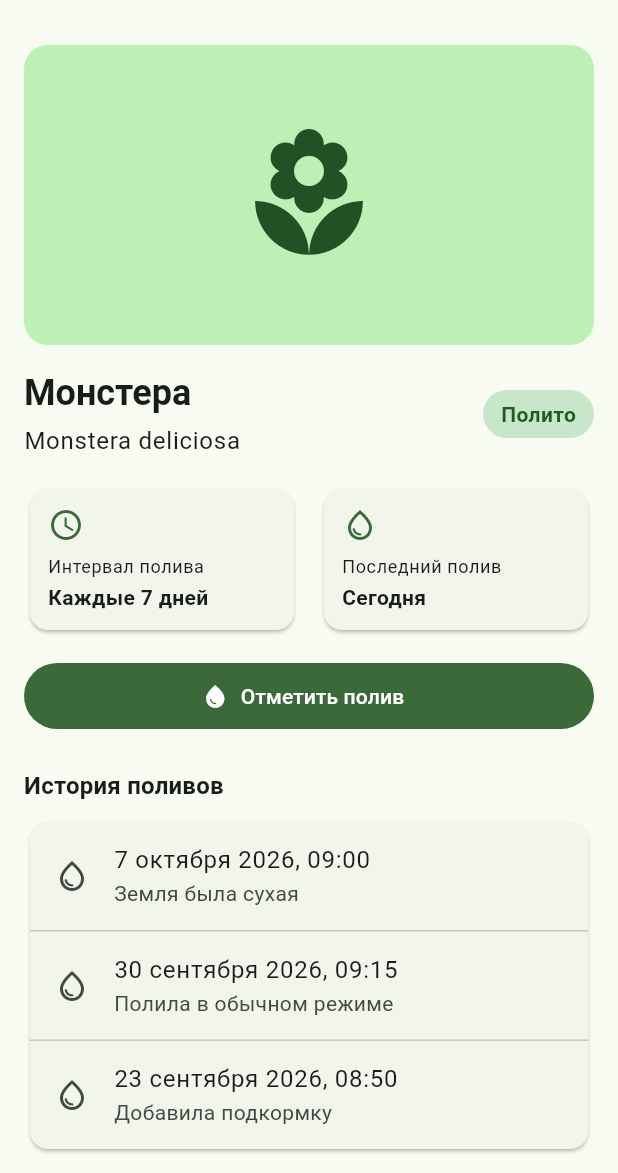
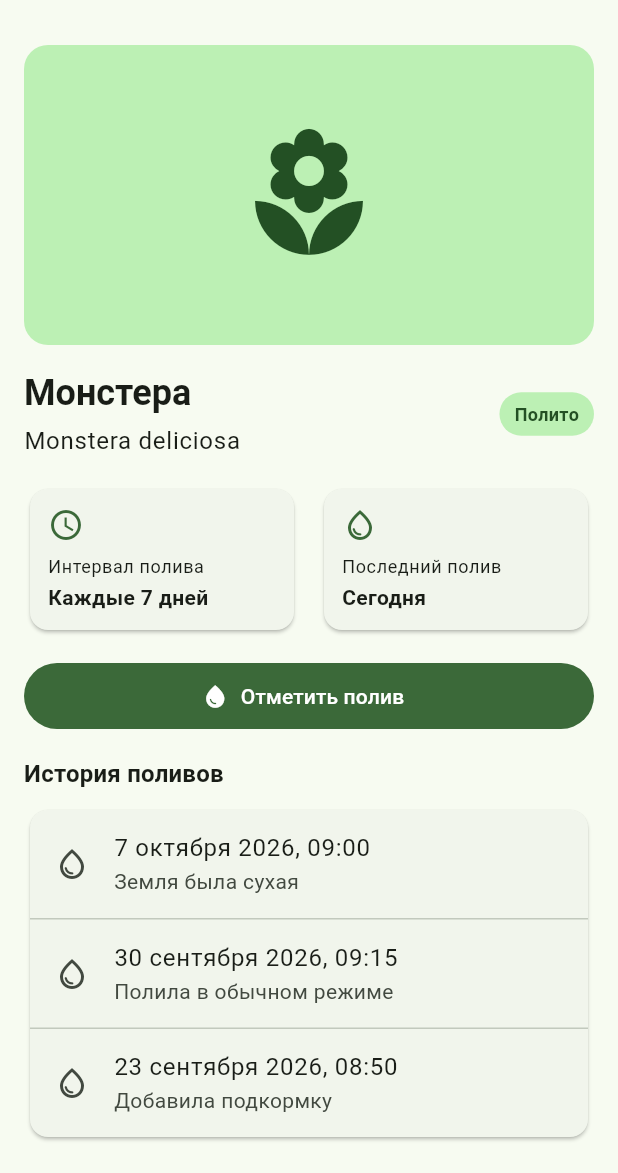
Before and after one commit to Serghei28/pam-project, a Flutter app: the PlantCardScreen screen opened directly, on a phone screen of 412 x 824 dp, the part 63-1236 px from its top. Run offline on Flutter 3.47's test engine with Material 3 defaults, Android fonts, the phone set to English and light mode, and no system bars.

Commit message:
Add reusable widgets: StatusBadge, SectionTitle, PlantCard

```diff
--- a/green_garden/lib/screens/plant_card_screen.dart
+++ b/green_garden/lib/screens/plant_card_screen.dart
@@ -1,4 +1,7 @@
 import 'package:flutter/material.dart';
+
+import '../widgets/section_title.dart';
+import '../widgets/status_badge.dart';
 import 'app_drawer.dart';
 
 class PlantCardScreen extends StatelessWidget {
@@ -18,6 +21,7 @@ class PlantCardScreen extends StatelessWidget {
           IconButton(
             icon: const Icon(Icons.edit_outlined),
             onPressed: () {
+              // Пока экран статический: кнопка ничего не делает
             },
           ),
         ],
@@ -25,6 +29,7 @@ class PlantCardScreen extends StatelessWidget {
       body: ListView(
         padding: const EdgeInsets.all(16),
         children: [
+          // Фото (пока заглушка)
           Container(
             height: 200,
             decoration: BoxDecoration(
@@ -39,6 +44,7 @@ class PlantCardScreen extends StatelessWidget {
           ),
           const SizedBox(height: 16),
 
+          // Название, вид и статус
           Row(
             children: [
               Expanded(
@@ -56,25 +62,12 @@ class PlantCardScreen extends StatelessWidget {
                   ],
                 ),
               ),
-              Container(
-                padding:
-                    const EdgeInsets.symmetric(horizontal: 12, vertical: 6),
-                decoration: BoxDecoration(
-                  color: Colors.green.shade100,
-                  borderRadius: BorderRadius.circular(16),
-                ),
-                child: Text(
-                  'Полито',
-                  style: TextStyle(
-                    color: Colors.green.shade900,
-                    fontWeight: FontWeight.w600,
-                  ),
-                ),
-              ),
+              const StatusBadge(isWatered: true),
             ],
           ),
           const SizedBox(height: 16),
 
+          // Интервал и последний полив
           const Row(
             children: [
               Expanded(
@@ -98,6 +91,7 @@ class PlantCardScreen extends StatelessWidget {
 
           FilledButton.icon(
             onPressed: () {
+              // Пока экран статический: кнопка ничего не делает
             },
             icon: const Icon(Icons.water_drop),
             label: const Padding(
@@ -106,7 +100,8 @@ class PlantCardScreen extends StatelessWidget {
             ),
           ),
 
-          const _SectionTitle('История поливов'),
+          // История поливов
+          const SectionTitle('История поливов'),
           const Card(
             child: Column(
               children: [
@@ -131,7 +126,8 @@ class PlantCardScreen extends StatelessWidget {
             ),
           ),
 
-          const _SectionTitle('Напоминания'),
+          // Напоминания
+          const SectionTitle('Напоминания'),
           const Card(
             child: Column(
               children: [
@@ -155,25 +151,7 @@ class PlantCardScreen extends StatelessWidget {
   }
 }
 
-class _SectionTitle extends StatelessWidget {
-  final String text;
-
-  const _SectionTitle(this.text);
-
-  @override
-  Widget build(BuildContext context) {
-    return Padding(
-      padding: const EdgeInsets.only(top: 24, bottom: 8),
-      child: Text(
-        text,
-        style: Theme.of(context).textTheme.titleMedium?.copyWith(
-              fontWeight: FontWeight.bold,
-            ),
-      ),
-    );
-  }
-}
-
+// Небольшая карточка с иконкой, подписью и значением
 class _InfoCard extends StatelessWidget {
   final IconData icon;
   final String label;
--- a/green_garden/lib/screens/plant_form_screen.dart
+++ b/green_garden/lib/screens/plant_form_screen.dart
@@ -1,4 +1,5 @@
 import 'package:flutter/material.dart';
+
 import 'app_drawer.dart';
 
 class PlantFormScreen extends StatelessWidget {
@@ -9,6 +10,7 @@ class PlantFormScreen extends StatelessWidget {
     final colors = Theme.of(context).colorScheme;
 
     return Scaffold(
+      drawer: appDrawer(context, 3),
       appBar: AppBar(
         title: const Text('Новое растение'),
         centerTitle: true,
@@ -16,6 +18,7 @@ class PlantFormScreen extends StatelessWidget {
       body: ListView(
         padding: const EdgeInsets.all(16),
         children: [
+          // Блок выбора фото (пока заглушка)
           Container(
             height: 180,
             decoration: BoxDecoration(
@@ -41,6 +44,7 @@ class PlantFormScreen extends StatelessWidget {
           const SizedBox(height: 12),
           OutlinedButton.icon(
             onPressed: () {
+              // Пока экран статический: кнопка ничего не делает
             },
             icon: const Icon(Icons.photo_library_outlined),
             label: const Text('Выбрать фото'),
@@ -81,6 +85,7 @@ class PlantFormScreen extends StatelessWidget {
 
           FilledButton(
             onPressed: () {
+              // Пока экран статический: кнопка ничего не делает
             },
             child: const Padding(
               padding: EdgeInsets.symmetric(vertical: 14),
--- /dev/null
+++ b/green_garden/lib/widgets/section_title.dart
@@ -0,0 +1,21 @@
+import 'package:flutter/material.dart';
+
+// Заголовок раздела на экране («История поливов», «Напоминания»...)
+class SectionTitle extends StatelessWidget {
+  final String text;
+
+  const SectionTitle(this.text, {super.key});
+
+  @override
+  Widget build(BuildContext context) {
+    return Padding(
+      padding: const EdgeInsets.only(top: 16, bottom: 8),
+      child: Text(
+        text,
+        style: Theme.of(context).textTheme.titleMedium?.copyWith(
+              fontWeight: FontWeight.bold,
+            ),
+      ),
+    );
+  }
+}
--- /dev/null
+++ b/green_garden/lib/widgets/status_badge.dart
@@ -0,0 +1,35 @@
+import 'package:flutter/material.dart';
+
+// Метка статуса полива: «Полито» или «Пора поливать».
+// Цвета берутся из темы, поэтому меняются вместе с seedColor.
+class StatusBadge extends StatelessWidget {
+  final bool isWatered;
+
+  const StatusBadge({super.key, required this.isWatered});
+
+  @override
+  Widget build(BuildContext context) {
+    final colors = Theme.of(context).colorScheme;
+
+    final Color background =
+        isWatered ? colors.primaryContainer : colors.errorContainer;
+    final Color foreground =
+        isWatered ? colors.onPrimaryContainer : colors.onErrorContainer;
+
+    return Container(
+      padding: const EdgeInsets.symmetric(horizontal: 10, vertical: 6),
+      decoration: BoxDecoration(
+        color: background,
+        borderRadius: BorderRadius.circular(16),
+      ),
+      child: Text(
+        isWatered ? 'Полито' : 'Пора поливать',
+        style: TextStyle(
+          color: foreground,
+          fontSize: 12,
+          fontWeight: FontWeight.w600,
+        ),
+      ),
+    );
+  }
+}
```
Also changed, not shown: green_garden/lib/screens/plants_screen.dart (+11 -72 lines), green_garden/lib/screens/reminders_screen.dart (+6 -22 lines), green_garden/lib/widgets/plant_card.dart (added, +55 -0 lines).
